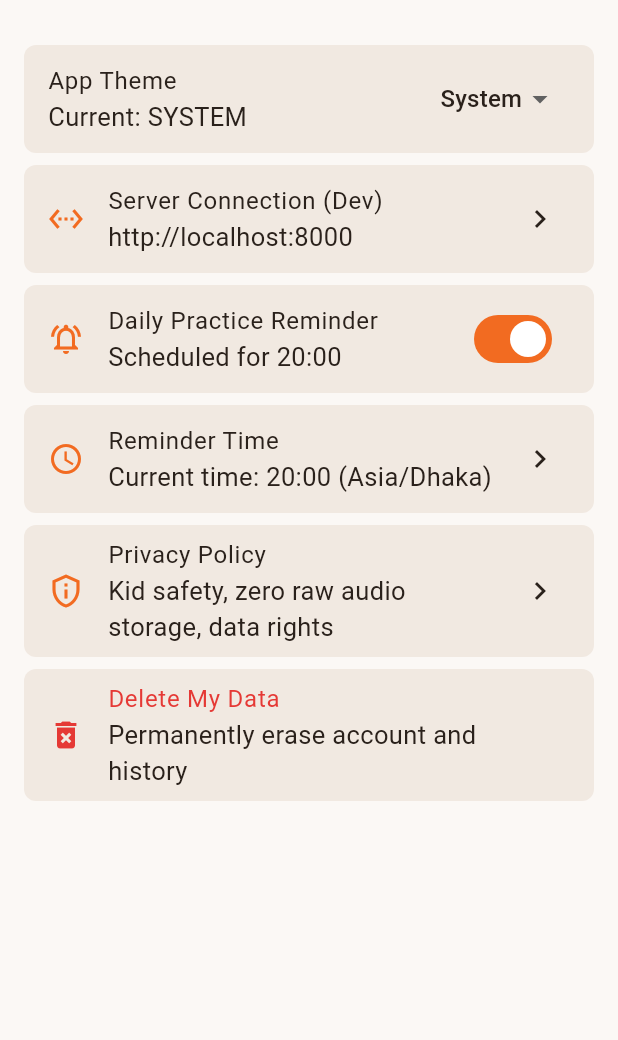
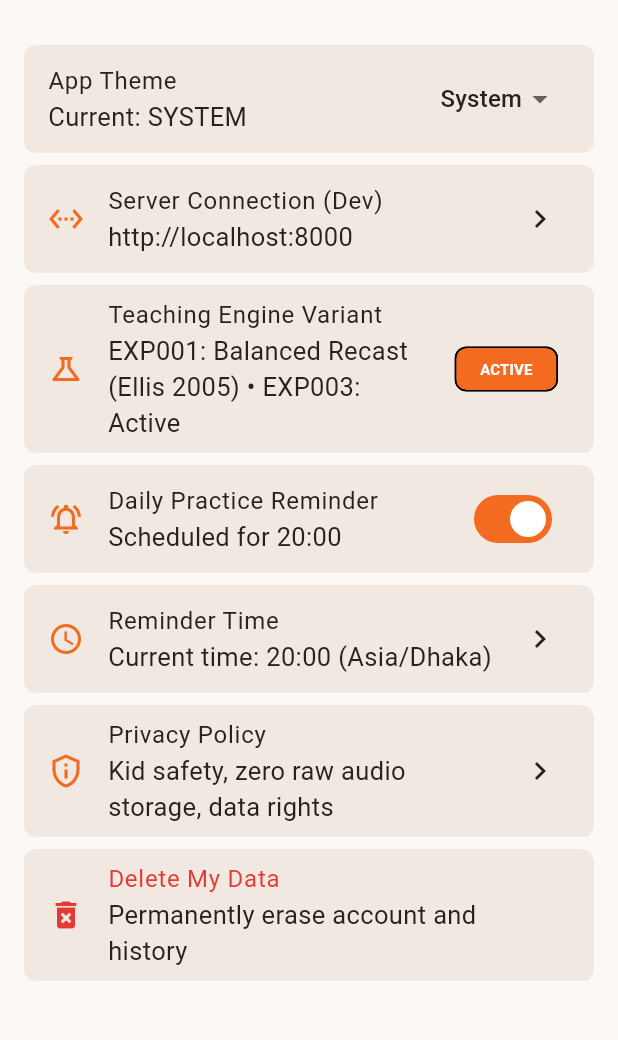
Before and after one commit to ShahriarSumodro/speakaboo, a Flutter app: the SettingsScreen screen opened directly, on a phone screen of 412 x 824 dp, the part 63-1103 px from its top. Run offline on Flutter 3.47's test engine with Material 3 defaults, Android fonts, the phone set to English and light mode, and no system bars; our stand-ins replace audioplayers, shared_preferences; missing offline and left inert: record; accounts and stored records are empty; network calls fail.

Commit message:
feat(settings): CD-012 add teaching engine experiment variant debug tile

```diff
--- a/app/lib/screens/settings_screen.dart
+++ b/app/lib/screens/settings_screen.dart
@@ -175,6 +175,22 @@ class _SettingsScreenState extends State<SettingsScreen> {
           ),
           const SizedBox(height: 8),
 
+          // Teaching Engine Experiment Variant (CD-012)
+          ListTile(
+            key: const Key('experiment_variant_tile'),
+            tileColor: SpeakabooTheme.surface,
+            shape: RoundedRectangleBorder(borderRadius: BorderRadius.circular(SpeakabooTheme.radiusSm)),
+            leading: const Icon(Icons.science_outlined, color: SpeakabooTheme.accent),
+            title: const Text('Teaching Engine Variant'),
+            subtitle: const Text('EXP001: Balanced Recast (Ellis 2005) • EXP003: Active'),
+            trailing: Chip(
+              label: const Text('ACTIVE', style: TextStyle(fontSize: 10, color: Colors.white, fontWeight: FontWeight.bold)),
+              backgroundColor: SpeakabooTheme.accent,
+              visualDensity: VisualDensity.compact,
+            ),
+          ),
+          const SizedBox(height: 8),
+
           // Daily Practice Reminders
           SwitchListTile(
             tileColor: SpeakabooTheme.surface,
```
Also changed, not shown: 1 other file.
